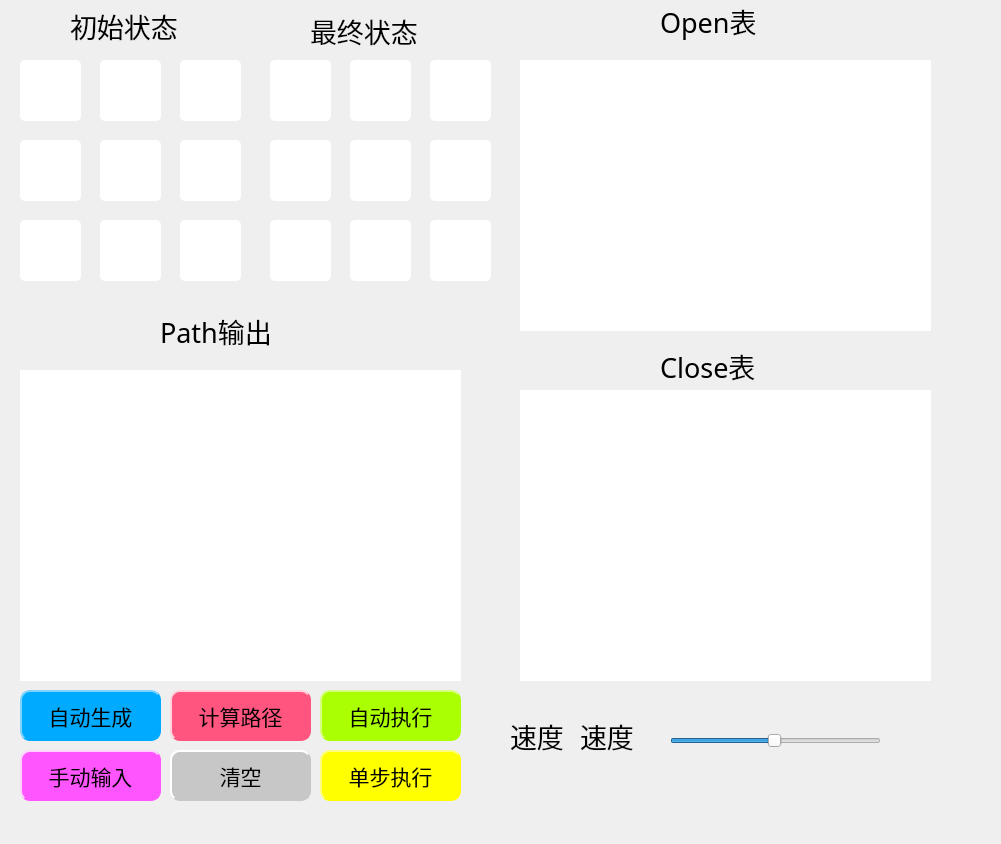
This is mainwindow.ui in dalao-li/Bashuma as Qt 5 draws it before an edit. The edited form follows.
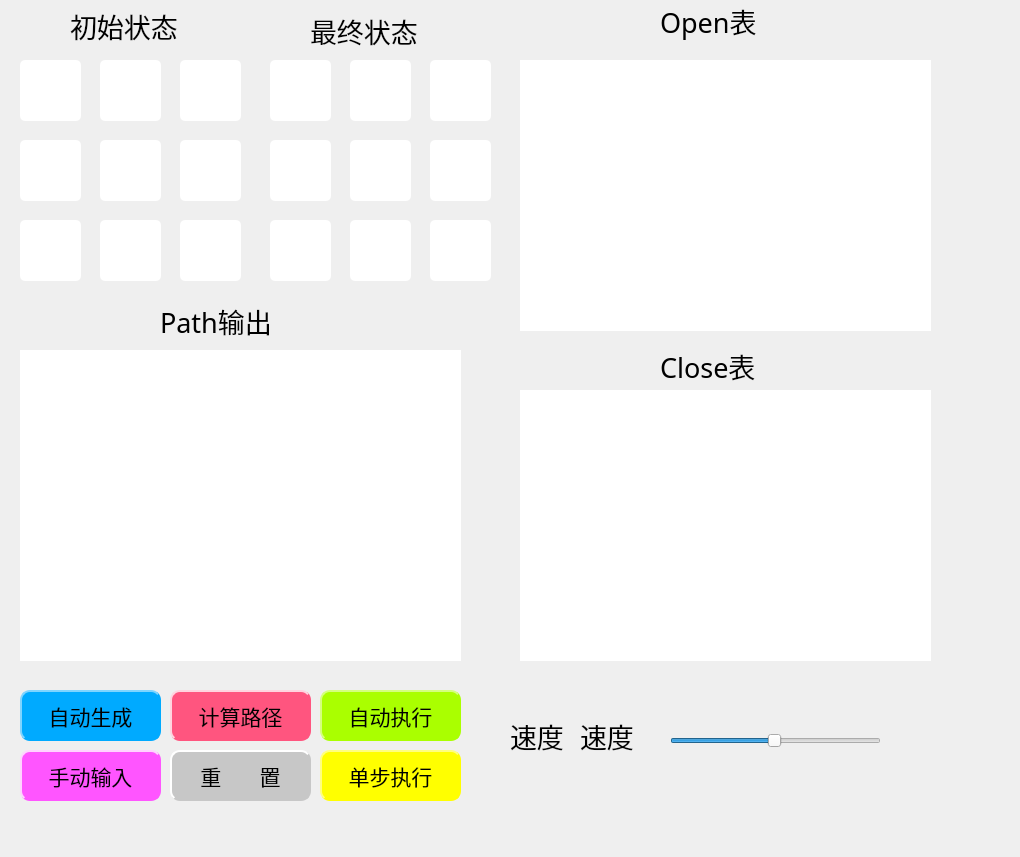
This is the edited form.

```diff
--- a/mainwindow.ui
+++ b/mainwindow.ui
@@ -6,8 +6,8 @@
    <rect>
     <x>0</x>
     <y>0</y>
-    <width>1001</width>
-    <height>844</height>
+    <width>1020</width>
+    <height>857</height>
    </rect>
   </property>
   <property name="windowTitle">
@@ -40,7 +40,7 @@
       <x>520</x>
       <y>390</y>
       <width>411</width>
-      <height>291</height>
+      <height>271</height>
      </rect>
     </property>
     <property name="font">
@@ -54,7 +54,7 @@
     <property name="geometry">
      <rect>
       <x>20</x>
-      <y>370</y>
+      <y>350</y>
       <width>441</width>
       <height>311</height>
      </rect>
@@ -524,7 +524,7 @@
     <property name="geometry">
      <rect>
       <x>160</x>
-      <y>300</y>
+      <y>290</y>
       <width>141</width>
       <height>61</height>
      </rect>
@@ -619,7 +619,7 @@
 border-style: outset;</string>
     </property>
     <property name="text">
-     <string>清空</string>
+     <string>重       置</string>
     </property>
    </widget>
    <widget class="QPushButton" name="manuOuputBtn">
```
Left out of the diff: 2 changed lines with no effect on the pictures.
